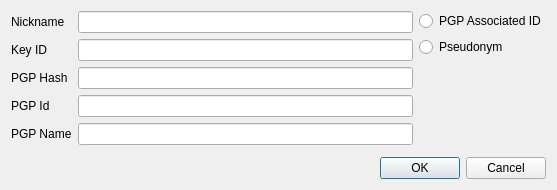
Qt form retroshare-gui/src/gui/Identity/IdEditDialog.ui (RetroShare/RetroShare) before a commit.
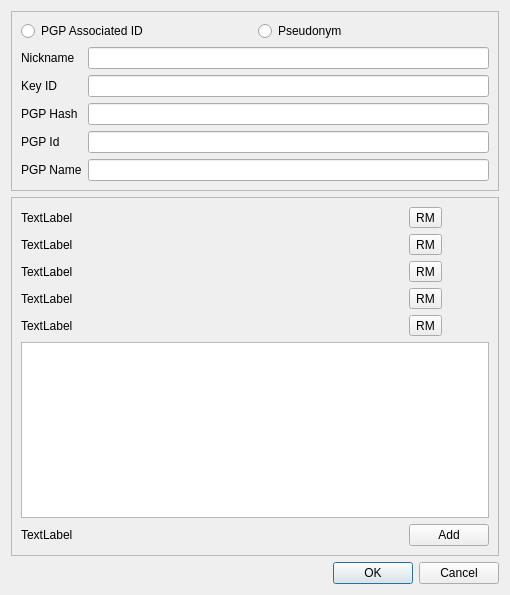
The same form after that commit.

Commit message:
GUI modifications to incorporate RecognTags. 	- Enable EditDialog for own Ids. 	- Addition, parsing and removal of Tags in IdEditDialog. 	- Display of Tags (only text) in GxsId Label/Chooser/TreewidgetItem ..
TODO:
	- Add icon sets for RecognTags.
	- display of Tags as Icons.

The edit to the form file:
```diff
--- a/retroshare-gui/src/gui/Identity/IdEditDialog.ui
+++ b/retroshare-gui/src/gui/Identity/IdEditDialog.ui
@@ -6,133 +6,222 @@
    <rect>
     <x>0</x>
     <y>0</y>
-    <width>557</width>
-    <height>179</height>
+    <width>510</width>
+    <height>595</height>
    </rect>
   </property>
+  <layout class="QVBoxLayout" name="verticalLayout">
+   <item>
+    <widget class="QFrame" name="frame">
+     <property name="frameShape">
+      <enum>QFrame::StyledPanel</enum>
+     </property>
+     <property name="frameShadow">
+      <enum>QFrame::Raised</enum>
+     </property>
   <layout class="QGridLayout" name="gridLayout">
-   <item row="0" column="0">
-    <layout class="QFormLayout" name="formLayout">
-     <property name="fieldGrowthPolicy">
-      <enum>QFormLayout::AllNonFixedFieldsGrow</enum>
-     </property>
-     <item row="0" column="0">
+      <item row="0" column="0" colspan="2">
+       <layout class="QHBoxLayout" name="horizontalLayout">
+        <item>
+         <widget class="QRadioButton" name="radioButton_GpgId">
+          <property name="text">
+           <string>PGP Associated ID</string>
+          </property>
+         </widget>
+        </item>
+        <item>
+         <widget class="QRadioButton" name="radioButton_Pseudo">
+          <property name="text">
+           <string>Pseudonym</string>
+          </property>
+         </widget>
+        </item>
+       </layout>
+      </item>
+      <item row="1" column="0">
       <widget class="QLabel" name="label">
        <property name="text">
         <string>Nickname</string>
        </property>
       </widget>
      </item>
-     <item row="0" column="1">
+      <item row="1" column="1">
       <widget class="QLineEdit" name="lineEdit_Nickname"/>
      </item>
-     <item row="1" column="0">
+      <item row="2" column="0">
       <widget class="QLabel" name="label_4">
        <property name="text">
         <string>Key ID</string>
        </property>
       </widget>
      </item>
-     <item row="1" column="1">
+      <item row="2" column="1">
       <widget class="QLineEdit" name="lineEdit_KeyId">
        <property name="readOnly">
         <bool>true</bool>
        </property>
       </widget>
      </item>
-     <item row="2" column="0">
+      <item row="3" column="0">
       <widget class="QLabel" name="label_2">
        <property name="text">
         <string>PGP Hash</string>
        </property>
       </widget>
      </item>
-     <item row="2" column="1">
+      <item row="3" column="1">
       <widget class="QLineEdit" name="lineEdit_GpgHash">
        <property name="readOnly">
         <bool>true</bool>
        </property>
       </widget>
      </item>
-     <item row="3" column="0">
+      <item row="4" column="0">
       <widget class="QLabel" name="label_6">
        <property name="text">
         <string>PGP Id</string>
        </property>
       </widget>
      </item>
-     <item row="3" column="1">
+      <item row="4" column="1">
       <widget class="QLineEdit" name="lineEdit_GpgId">
        <property name="readOnly">
         <bool>true</bool>
        </property>
       </widget>
      </item>
-     <item row="4" column="0">
+      <item row="5" column="0">
       <widget class="QLabel" name="label_3">
        <property name="text">
         <string>PGP Name</string>
        </property>
       </widget>
      </item>
-     <item row="4" column="1">
-      <widget class="QLineEdit" name="lineEdit_GpgName">
-       <property name="readOnly">
-        <bool>true</bool>
-       </property>
-      </widget>
-     </item>
      <item row="5" column="1">
-      <spacer name="verticalSpacer_2">
-       <property name="orientation">
-        <enum>Qt::Vertical</enum>
-       </property>
-       <property name="sizeHint" stdset="0">
-        <size>
-         <width>20</width>
-         <height>40</height>
-        </size>
-       </property>
-      </spacer>
-     </item>
-    </layout>
+       <widget class="QLineEdit" name="lineEdit_GpgName">
+        <property name="readOnly">
+         <bool>true</bool>
+        </property>
+       </widget>
+      </item>
+     </layout>
+    </widget>
+   </item>
+   <item>
+    <widget class="QFrame" name="frame_Tags">
+     <property name="frameShape">
+      <enum>QFrame::StyledPanel</enum>
+     </property>
+     <property name="frameShadow">
+      <enum>QFrame::Raised</enum>
+     </property>
+     <layout class="QGridLayout" name="gridLayout_2">
+      <item row="0" column="0">
+       <widget class="QLabel" name="label_Tag1">
+        <property name="text">
+         <string>TextLabel</string>
+        </property>
+       </widget>
    </item>
    <item row="0" column="1">
-    <layout class="QVBoxLayout" name="verticalLayout_2">
-     <item>
-      <layout class="QVBoxLayout" name="verticalLayout">
-       <item>
-        <widget class="QRadioButton" name="radioButton_GpgId">
+       <widget class="QToolButton" name="toolButton_Tag1">
          <property name="text">
-          <string>PGP Associated ID</string>
+         <string>RM</string>
          </property>
         </widget>
        </item>
-       <item>
-        <widget class="QRadioButton" name="radioButton_Pseudo">
+      <item row="1" column="0">
+       <widget class="QLabel" name="label_Tag2">
          <property name="text">
-          <string>Pseudonym</string>
+         <string>TextLabel</string>
          </property>
         </widget>
        </item>
+      <item row="1" column="1">
+       <widget class="QToolButton" name="toolButton_Tag2">
+        <property name="text">
+         <string>RM</string>
+        </property>
+       </widget>
+      </item>
+      <item row="2" column="0">
+       <widget class="QLabel" name="label_Tag3">
+        <property name="text">
+         <string>TextLabel</string>
+        </property>
+       </widget>
+      </item>
+      <item row="2" column="1">
+       <widget class="QToolButton" name="toolButton_Tag3">
+        <property name="text">
+         <string>RM</string>
+        </property>
+       </widget>
+      </item>
+      <item row="3" column="0">
+       <widget class="QLabel" name="label_Tag4">
+        <property name="text">
+         <string>TextLabel</string>
+        </property>
+       </widget>
+      </item>
+      <item row="3" column="1">
+       <widget class="QToolButton" name="toolButton_Tag4">
+        <property name="text">
+         <string>RM</string>
+        </property>
+       </widget>
+      </item>
+      <item row="4" column="0">
+       <widget class="QLabel" name="label_Tag5">
+        <property name="text">
+         <string>TextLabel</string>
+        </property>
+       </widget>
+      </item>
+      <item row="4" column="1">
+       <widget class="QToolButton" name="toolButton_Tag5">
+        <property name="text">
+         <string>RM</string>
+        </property>
+       </widget>
+      </item>
+      <item row="5" column="0" colspan="2">
+       <widget class="QPlainTextEdit" name="plainTextEdit_Tag"/>
+      </item>
+      <item row="6" column="0">
+       <widget class="QLabel" name="label_TagCheck">
+        <property name="text">
+         <string>TextLabel</string>
+        </property>
+       </widget>
+      </item>
+      <item row="6" column="1">
+       <widget class="QPushButton" name="pushButton_Tag">
+        <property name="text">
+         <string>Add</string>
+        </property>
+       </widget>
+      </item>
+     </layout>
+    </widget>
+   </item>
        <item>
-        <spacer name="verticalSpacer">
+    <layout class="QHBoxLayout" name="horizontalLayout_2">
+     <item>
+      <spacer name="horizontalSpacer">
          <property name="orientation">
-          <enum>Qt::Vertical</enum>
+        <enum>Qt::Horizontal</enum>
          </property>
          <property name="sizeHint" stdset="0">
           <size>
-           <width>20</width>
-           <height>40</height>
+         <width>328</width>
+         <height>20</height>
           </size>
          </property>
         </spacer>
        </item>
-      </layout>
-     </item>
-    </layout>
-   </item>
-   <item row="1" column="0" colspan="2">
+     <item>
     <widget class="QDialogButtonBox" name="buttonBox">
      <property name="standardButtons">
       <set>QDialogButtonBox::Cancel|QDialogButtonBox::Ok</set>
@@ -140,6 +229,8 @@
     </widget>
    </item>
   </layout>
+   </item>
+  </layout>
  </widget>
  <tabstops>
   <tabstop>lineEdit_Nickname</tabstop>
```
Left out of the diff: 5 changed lines with no effect on the pictures. Lines whose indentation alone changed are shown as unchanged. The commit also changes 7 other files.
